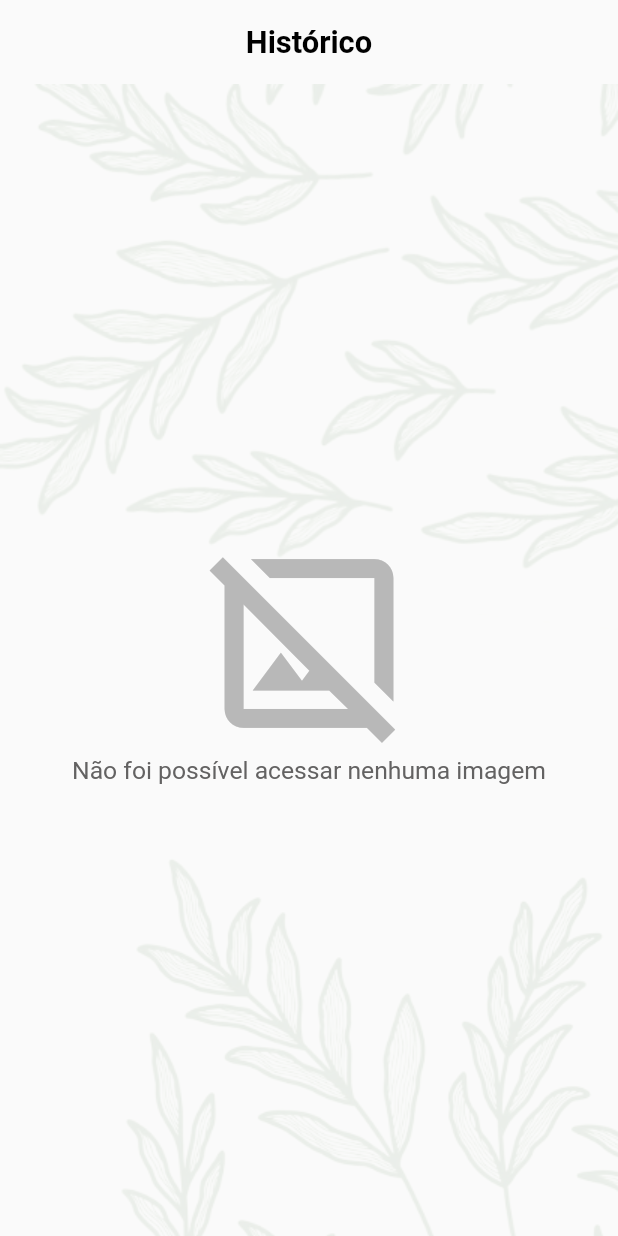
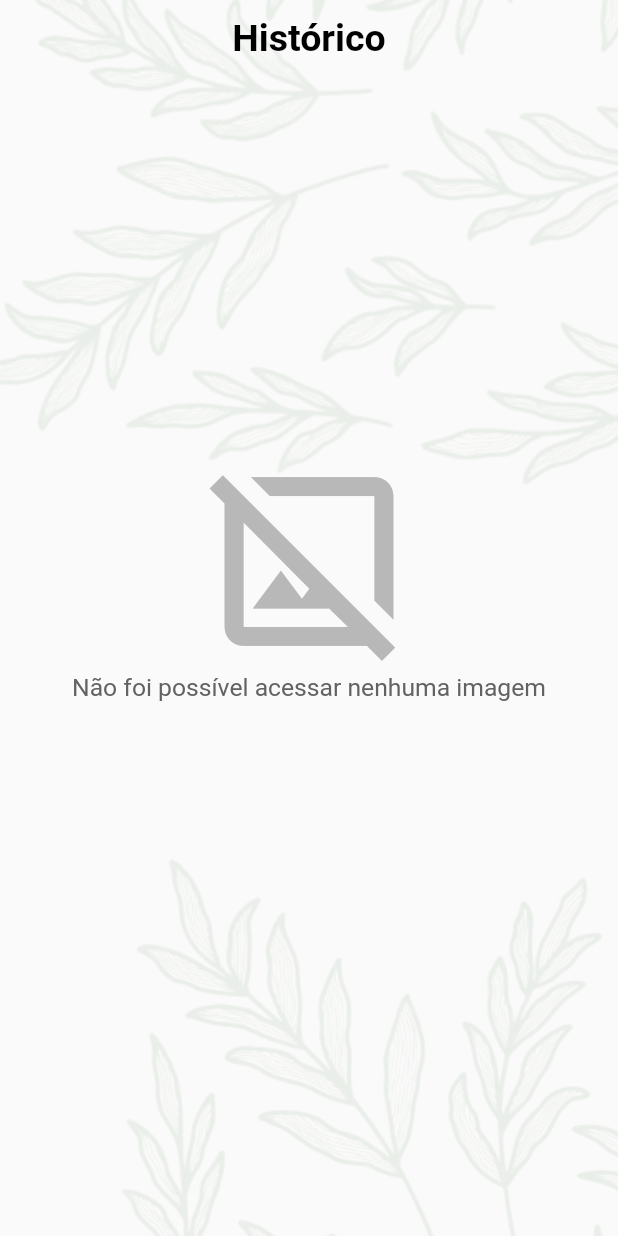
Before and after one commit to Thamiris-Higashiharaguti/reconhecimento-fitopatologias-app, a Flutter app: the HistoryPage screen opened directly, on a phone screen of 412 x 824 dp. Run offline on Flutter 3.47's test engine with Material 2 defaults, Android fonts, the phone set to English and light mode, and no system bars; our stand-ins replace cached_network_image, cloud_firestore, dio, firebase_auth, firebase_core, firebase_storage and 4 more; missing offline and left inert: camera_camera; accounts and stored records are empty.

Commit message:
Alterações na tela de noticias e adições dos app bar

```diff
--- a/lib/view/history.view.dart
+++ b/lib/view/history.view.dart
@@ -28,21 +28,35 @@ class _HistoryPageState extends State<HistoryPage> {
   Widget build(BuildContext context) {
     Size size = MediaQuery.of(context).size;
     return Scaffold(
+        appBar: AppBar(
+          elevation: 0,
+          toolbarHeight: 0,
+          backgroundColor: Color.fromARGB(68, 76, 175, 79),
+        ),
         resizeToAvoidBottomInset: false,
-        appBar: AppBar(
-          automaticallyImplyLeading: false,
-          title: Center(
-              child: Text('Histórico',
-                  style: TextStyle(
-                      color: Color.fromARGB(255, 0, 0, 0),
-                      fontSize: size.width * 0.05,
-                      fontWeight: FontWeight.bold))),
-          backgroundColor: Colors.transparent,
-          elevation: 0,
-        ),
         body: Background(
           child: Padding(
             padding: const EdgeInsets.fromLTRB(10, 1, 10, 4),
+            child: Column(
+              children: [
+                Padding(
+                  padding: const EdgeInsets.fromLTRB(0, 10, 0, 10),
+                  child: Row(
+                    mainAxisAlignment: MainAxisAlignment.center,
+                    children: [
+                      Text(
+                        "Histórico",
+                        style: TextStyle(
+                            color: Colors.black,
+                            fontSize: 25,
+                            fontWeight: FontWeight.bold),
+                      )
+                    ],
+                  ),
+                ),
+                Container(
+                  width: size.width,
+                  height: size.height * 0.81,
                   child: StreamBuilder<QuerySnapshot<Map<String, dynamic>>>(
                     stream: firestore
                         .collection('diagnosticos')
@@ -93,18 +107,24 @@ class _HistoryPageState extends State<HistoryPage> {
                               return Text("");
                             } else {
                               var date = DateFormat("dd/MM/yyyy").format(
-                            snapshot.data!.docs[index].data()['data'].toDate());
+                                  snapshot.data!.docs[index]
+                                      .data()['data']
+                                      .toDate());
                               return HistoryItem(
                                 data: date,
-                          diag:
-                              snapshot.data!.docs[index].data()['diagnostico'],
-                          photoLink: snapshot.data!.docs[index].data()['link'],
+                                diag: snapshot.data!.docs[index]
+                                    .data()['diagnostico'],
+                                photoLink:
+                                    snapshot.data!.docs[index].data()['link'],
                               );
                             }
                           });
                     },
                   ),
                 ),
+              ],
+            ),
+          ),
         ));
   }
 }
```
Also changed, not shown: lib/view/components/anexoNetwork.dart (added, +67 -0 lines), lib/view/home.view.dart (+4 -7 lines), lib/view/newsInformation.view.dart (added, +17 -0 lines), lib/view/newsPage.vew.dart (+83 -40 lines). Lines whose indentation alone changed are shown as unchanged.
